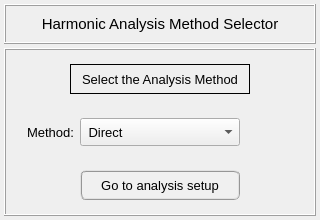
Qt form pulse/interface/ui_files/analysis/general/harmonic_analysis_method.ui (open-pulse/OpenPulse) before a commit.
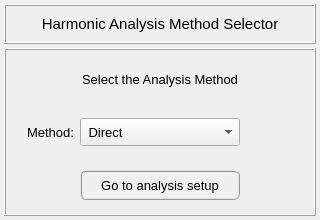
The same form after that commit. Icons and pictures are not drawn.

Diff of the .ui file:
```diff
--- a/pulse/interface/ui_files/analysis/general/harmonic_analysis_method.ui
+++ b/pulse/interface/ui_files/analysis/general/harmonic_analysis_method.ui
@@ -201,7 +201,7 @@
           <widget class="QLabel" name="label_title">
            <property name="minimumSize">
             <size>
-             <width>180</width>
+             <width>0</width>
              <height>30</height>
             </size>
            </property>
@@ -221,7 +221,7 @@
             </font>
            </property>
            <property name="frameShape">
-            <enum>QFrame::Box</enum>
+            <enum>QFrame::NoFrame</enum>
            </property>
            <property name="frameShadow">
             <enum>QFrame::Plain</enum>
```
Left out of the diff: 2 changed lines with no effect on the pictures.
